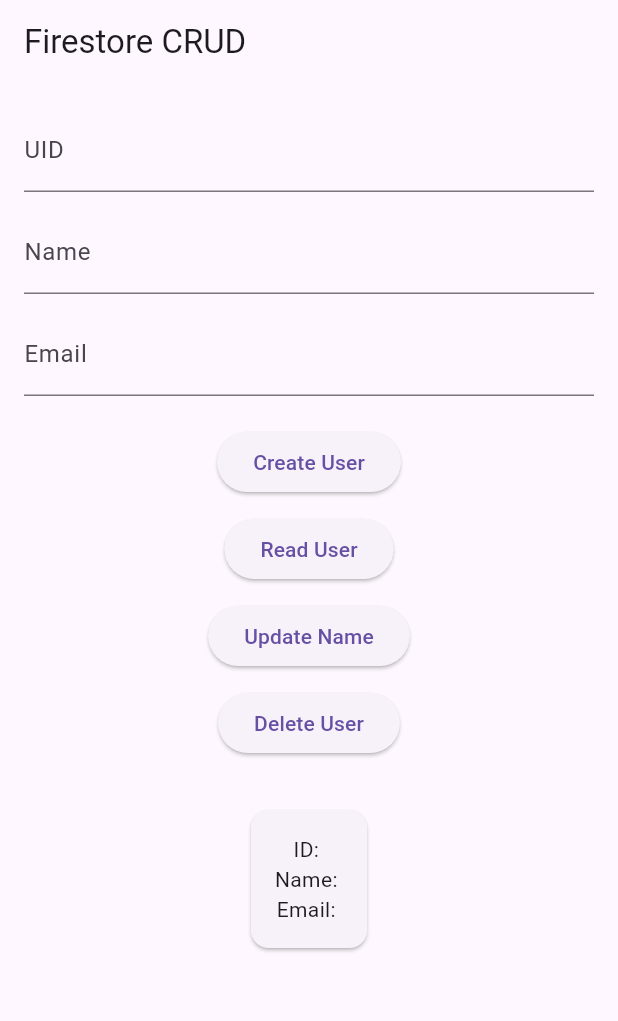
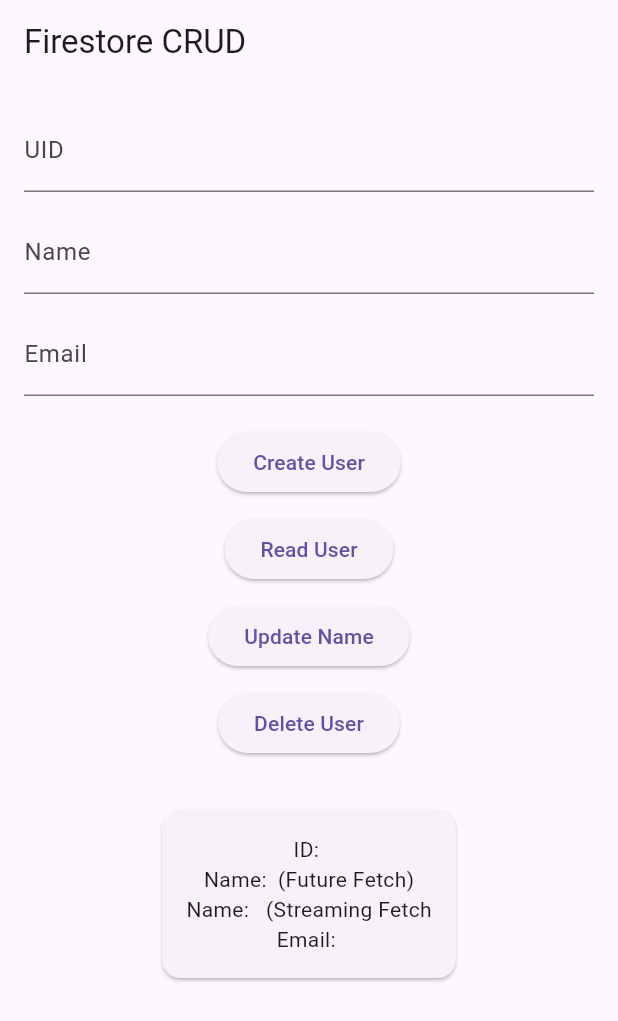
Before and after one commit to UmerFarooqJillani/Firebase-flutter-scratchpad, a Flutter app: the screen it shows after launch, after a tap on "Read User", on a phone screen of 412 x 824 dp. Shown: the top 1021 px of the screen. Run offline on Flutter 3.47's test engine with Material 3 defaults, Android fonts, the phone set to English and light mode, and no system bars; our stand-ins replace cloud_firestore, firebase_auth, firebase_core, flutter_riverpod; missing offline and left inert: firebase_app_check; accounts and stored records are empty.

Commit message:
The Real Time Data Streams

```diff
--- a/lib/features/firestore_learning/crud/data/firestore_repository.dart
+++ b/lib/features/firestore_learning/crud/data/firestore_repository.dart
@@ -37,4 +37,9 @@
   Future<void> deleteUser(String uid) {
     return service.deleteUser(uid);
   }
+
+  // Streaming
+  Stream<UserProfileModel?> watchUser(String uid) {
+    return service.watchUser(uid);
+  }
 }
--- a/lib/features/firestore_learning/crud/presentation/firestore_crud_screen.dart
+++ b/lib/features/firestore_learning/crud/presentation/firestore_crud_screen.dart
@@ -1,3 +1,4 @@
+import 'package:firebase_scratchpad/features/firestore_learning/realtime_streams/presentation/realtime_user_screen.dart';
 import 'package:flutter/material.dart';
 import 'package:flutter_riverpod/flutter_riverpod.dart';
 
@@ -139,7 +140,8 @@
                     children: [
                       Text('ID: ${loadedUser!.id}'),
 
-                      Text('Name: ${loadedUser!.name}'),
+                      Text('Name: ${loadedUser!.name} (Future Fetch)'),
+                      RealtimeUserScreen(uid: loadedUser!.id),
 
                       Text('Email: ${loadedUser!.email}'),
                     ],
--- /dev/null
+++ b/lib/features/firestore_learning/realtime_streams/application/realtime_user_provider.dart
@@ -0,0 +1,12 @@
+import 'package:firebase_scratchpad/features/firestore_learning/crud/application/firestore_provider.dart';
+import 'package:flutter_riverpod/flutter_riverpod.dart';
+
+import 'package:firebase_scratchpad/models/user_profile.dart';
+// import 'package:firebase_scratchpad/features/firestore_learning/crud/application/firestore_provider.dart';
+
+final userStreamProvider = StreamProvider.family<UserProfileModel?, String>((
+  ref,
+  uid,
+) {
+  return ref.read(firestoreRepositoryProvider).watchUser(uid);
+});
--- /dev/null
+++ b/lib/features/firestore_learning/realtime_streams/presentation/realtime_user_screen.dart
@@ -0,0 +1,25 @@
+import 'package:flutter/material.dart';
+import 'package:flutter_riverpod/flutter_riverpod.dart';
+
+import 'package:firebase_scratchpad/features/firestore_learning/realtime_streams/application/realtime_user_provider.dart';
+
+class RealtimeUserScreen extends ConsumerWidget {
+  final String uid;
+
+  const RealtimeUserScreen({super.key, required this.uid});
+
+  @override
+  Widget build(BuildContext context, WidgetRef ref) {
+    final userAsync = ref.watch(userStreamProvider(uid));
+
+    return userAsync.when(
+      loading: () => const CircularProgressIndicator(),
+
+      error: (e, _) => Text(e.toString()),
+
+      data: (user) {
+        return Text("Name: ${user?.name ?? ''}  (Streaming Fetch");
+      },
+    );
+  }
+}
--- a/lib/services/firebase/firestore_service.dart
+++ b/lib/services/firebase/firestore_service.dart
@@ -53,4 +53,15 @@
   Future<void> deleteUser(String uid) async {
     await usersCollection.doc(uid).delete();
   }
+
+  // Streaming
+  Stream<UserProfileModel?> watchUser(String uid) {
+    return usersCollection.doc(uid).snapshots().map((snapshot) {
+      if (!snapshot.exists || snapshot.data() == null) {
+        return null;
+      }
+
+      return UserProfileModel.fromMap(snapshot.id, snapshot.data()!);
+    });
+  }
 }
```
Also changed, not shown: 1 other file.
